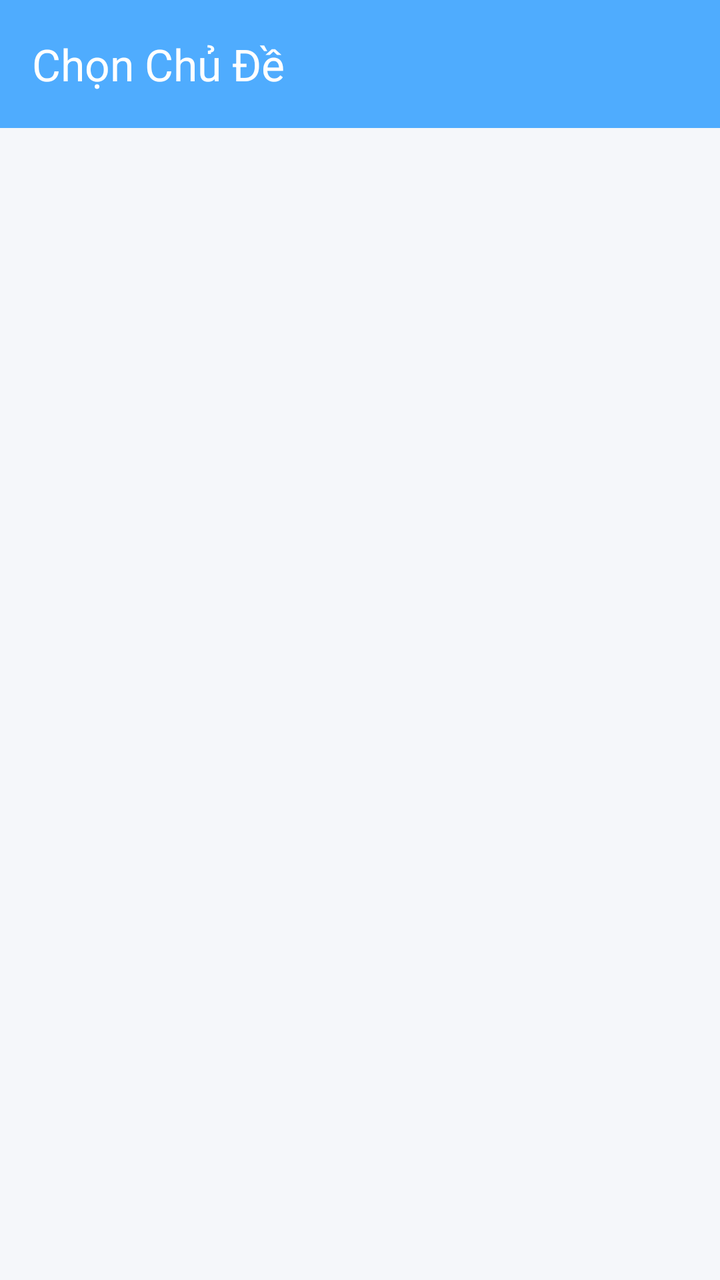
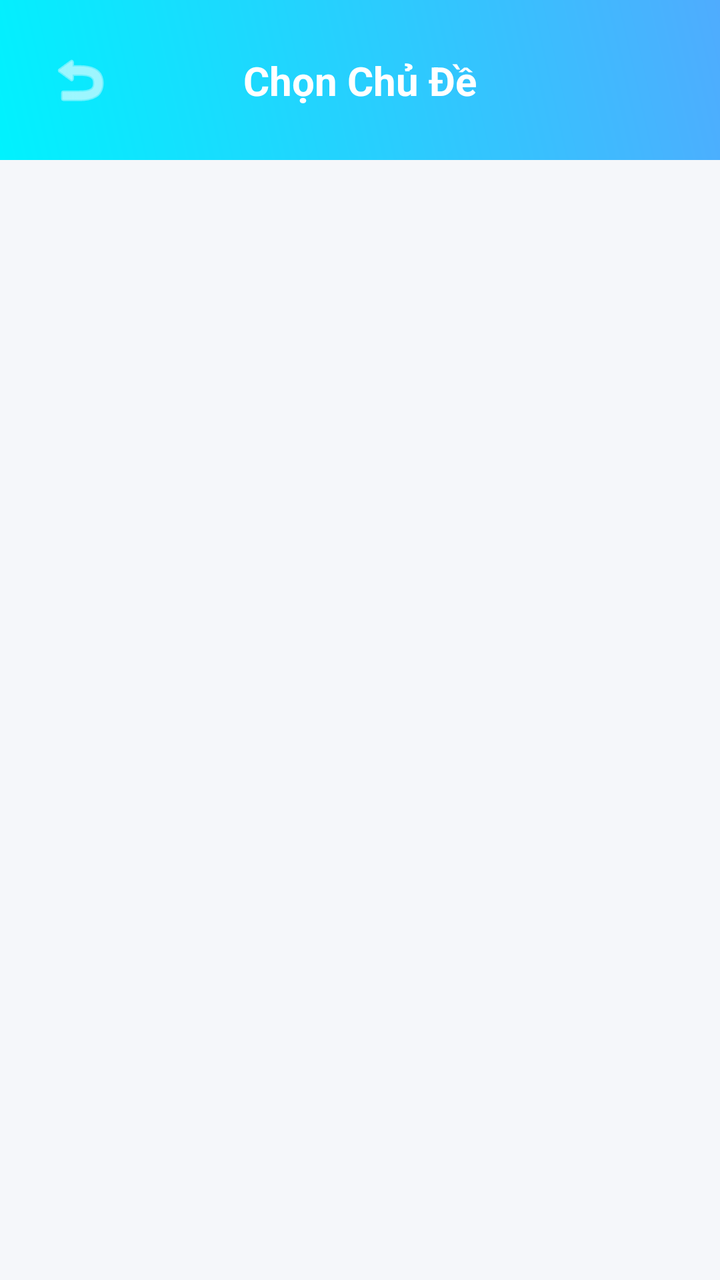

An Android layout rendered at two revisions. The XML below is the earlier revision; the diff shows what the commit changed to produce the second picture.
<!-- AndroidManifest.xml: application theme Theme.Nhom_2_Android_Final -->
<!-- res/layout/activity_topic_list.xml -->
<?xml version="1.0" encoding="utf-8"?>
<LinearLayout xmlns:android="http://schemas.android.com/apk/res/android"
    xmlns:app="http://schemas.android.com/apk/res-auto"
    android:layout_width="match_parent"
    android:layout_height="match_parent"
    android:orientation="vertical"
    android:background="@color/dashboard_bg">

    <androidx.appcompat.widget.Toolbar
        android:id="@+id/toolbar"
        android:layout_width="match_parent"
        android:layout_height="?attr/actionBarSize"
        android:background="@color/colorPrimary"
        app:title="Chọn Chủ Đề"
        app:titleTextColor="@android:color/white" />

    <androidx.recyclerview.widget.RecyclerView
        android:id="@+id/rvTopics"
        android:layout_width="match_parent"
        android:layout_height="match_parent"
        android:padding="8dp"
        android:clipToPadding="false" />

</LinearLayout>
<!-- resources referenced by this layout -->
<resources>
  <color name="colorPrimary">#4facfe</color>
  <color name="dashboard_bg">#F5F7FA</color>
  <style name="Theme.Nhom_2_Android_Final" parent="Base.Theme.Nhom_2_Android_Final" />
  <style name="Base.Theme.Nhom_2_Android_Final" parent="Theme.Material3.DayNight.NoActionBar">
          
          <item name="colorPrimary">@color/colorPrimary</item>
          <item name="android:statusBarColor">@color/colorPrimary</item>
      </style>
</resources>

<!-- the commit's change to res/layout/activity_topic_list.xml (unified diff, before → after) -->
@@ -1,24 +1,63 @@
 <?xml version="1.0" encoding="utf-8"?>
-<LinearLayout xmlns:android="http://schemas.android.com/apk/res/android"
+<androidx.constraintlayout.widget.ConstraintLayout xmlns:android="http://schemas.android.com/apk/res/android"
     xmlns:app="http://schemas.android.com/apk/res-auto"
+    xmlns:tools="http://schemas.android.com/tools"
     android:layout_width="match_parent"
     android:layout_height="match_parent"
-    android:orientation="vertical"
-    android:background="@color/dashboard_bg">
+    android:background="@drawable/bg_dashboard"
+    tools:context=".TopicListActivity">
 
-    <androidx.appcompat.widget.Toolbar
-        android:id="@+id/toolbar"
+    <com.google.android.material.appbar.AppBarLayout
+        android:id="@+id/appBarLayout"
         android:layout_width="match_parent"
-        android:layout_height="?attr/actionBarSize"
-        android:background="@color/colorPrimary"
-        app:title="Chọn Chủ Đề"
-        app:titleTextColor="@android:color/white" />
+        android:layout_height="wrap_content"
+        android:background="@android:color/transparent"
+        app:elevation="0dp"
+        app:layout_constraintTop_toTopOf="parent">
+
+        <androidx.constraintlayout.widget.ConstraintLayout
+            android:layout_width="match_parent"
+            android:layout_height="wrap_content"
+            android:background="@drawable/bg_gradient"
+            android:padding="16dp">
+
+            <ImageButton
+                android:id="@+id/btnBack"
+                android:layout_width="wrap_content"
+                android:layout_height="wrap_content"
+                android:background="?attr/selectableItemBackgroundBorderless"
+                android:padding="8dp"
+                android:src="@android:drawable/ic_menu_revert"
+                app:layout_constraintBottom_toBottomOf="parent"
+                app:layout_constraintStart_toStartOf="parent"
+                app:layout_constraintTop_toTopOf="parent"
+                app:tint="@android:color/white"
+                android:contentDescription="Quay lại" />
+
+            <TextView
+                android:id="@+id/tvTitle"
+                android:layout_width="wrap_content"
+                android:layout_height="wrap_content"
+                android:text="Chọn Chủ Đề"
+                android:textColor="@android:color/white"
+                android:textSize="20sp"
+                android:textStyle="bold"
+                app:layout_constraintBottom_toBottomOf="parent"
+                app:layout_constraintEnd_toEndOf="parent"
+                app:layout_constraintStart_toStartOf="parent"
+                app:layout_constraintTop_toTopOf="parent" />
+
+        </androidx.constraintlayout.widget.ConstraintLayout>
+    </com.google.android.material.appbar.AppBarLayout>
 
     <androidx.recyclerview.widget.RecyclerView
         android:id="@+id/rvTopics"
         android:layout_width="match_parent"
-        android:layout_height="match_parent"
-        android:padding="8dp"
-        android:clipToPadding="false" />
+        android:layout_height="0dp"
+        android:paddingTop="8dp"
+        android:paddingBottom="16dp"
+        android:clipToPadding="false"
+        app:layout_constraintBottom_toBottomOf="parent"
+        app:layout_constraintTop_toBottomOf="@id/appBarLayout" />
 
-</LinearLayout>
+</androidx.constraintlayout.widget.ConstraintLayout>
<!-- resource entries referenced after the edit -->
@@ -1,12 +1,26 @@
 <!-- resources referenced by this layout -->
 <resources>
-  <color name="colorPrimary">#4facfe</color>
+  <!-- drawable bg_dashboard (drawable) -->
+  <?xml version="1.0" encoding="utf-8"?>
+  <shape xmlns:android="http://schemas.android.com/apk/res/android">
+      <solid android:color="@color/dashboard_bg" />
+  </shape>
+  <!-- drawable bg_gradient (drawable) -->
+  <?xml version="1.0" encoding="utf-8"?>
+  <shape xmlns:android="http://schemas.android.com/apk/res/android">
+      <gradient
+          android:angle="45"
+          android:endColor="#4facfe"
+          android:startColor="#00f2fe"
+          android:type="linear" />
+  </shape>
+  <style name="Theme.Nhom_2_Android_Final" parent="Base.Theme.Nhom_2_Android_Final" />
   <color name="dashboard_bg">#F5F7FA</color>
-  <style name="Theme.Nhom_2_Android_Final" parent="Base.Theme.Nhom_2_Android_Final" />
   <style name="Base.Theme.Nhom_2_Android_Final" parent="Theme.Material3.DayNight.NoActionBar">
           
           <item name="colorPrimary">@color/colorPrimary</item>
           <item name="android:statusBarColor">@color/colorPrimary</item>
       </style>
+  <color name="colorPrimary">#4facfe</color>
 </resources>
 
